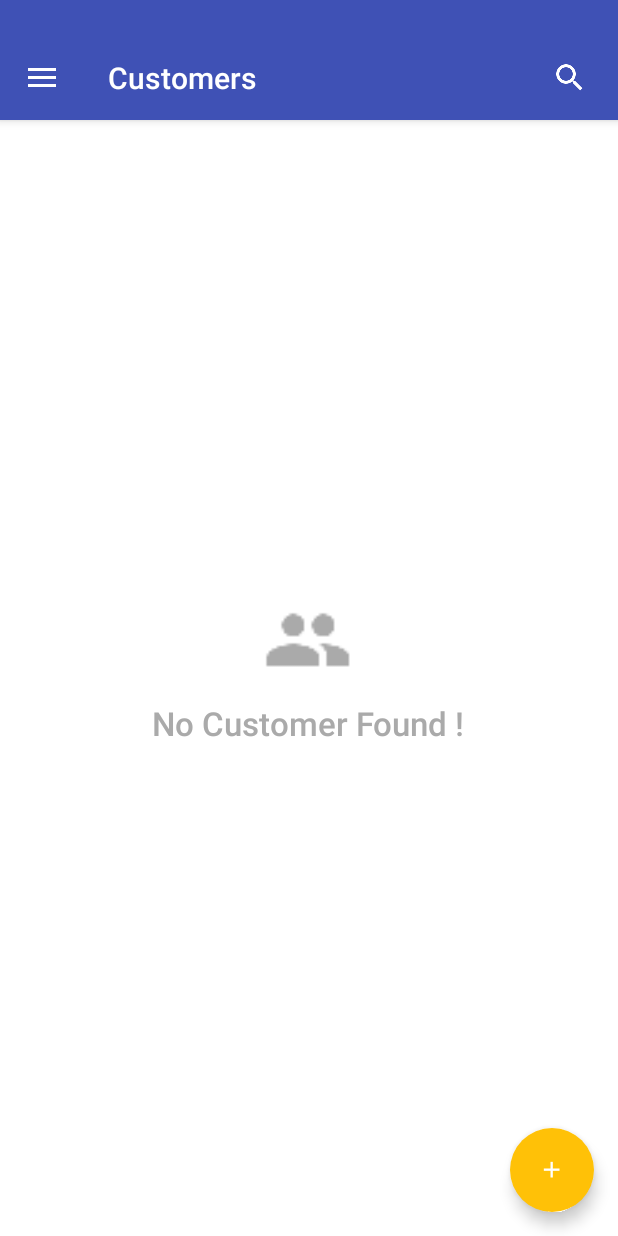
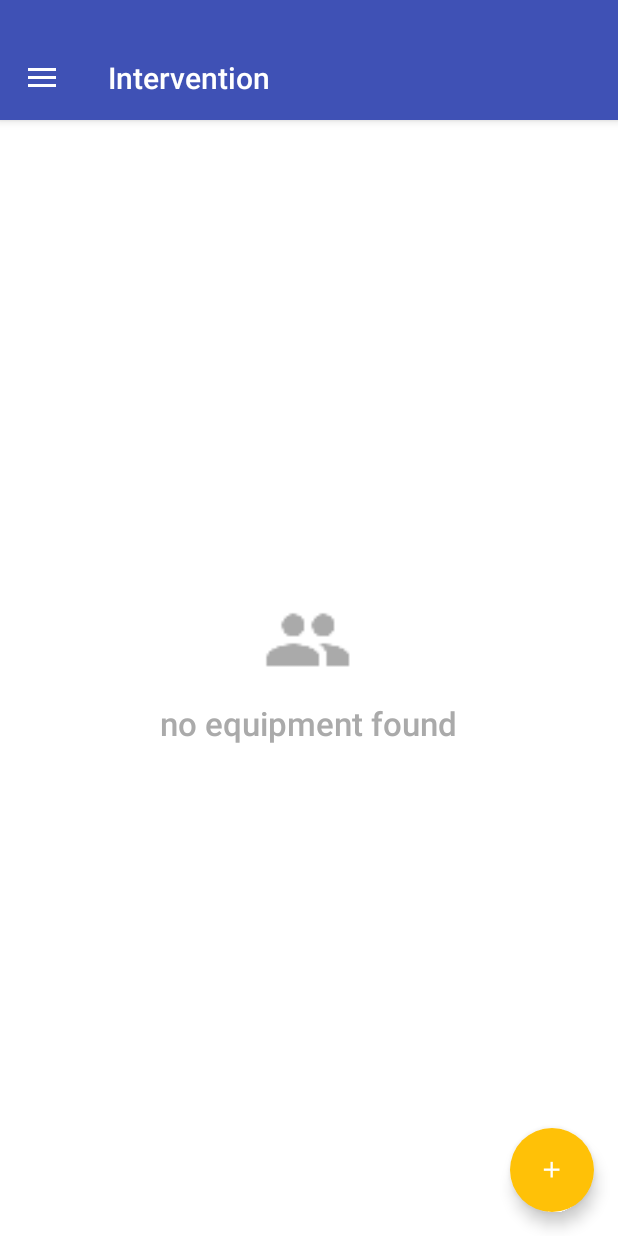
Before and after one commit to odoocn/OdooCoreV1.01, an Android app: the OdooActivity screen opened directly, with no data from a screen before it, on a phone screen of 412 x 824 dp. Run offline under Robolectric (Android 15) with nearby library versions, the phone set to English and light mode, and no system bars; libraries missing offline, so code that uses them is left out: odoo.helper, odoo.listeners; 6 statements that could not run were skipped.

Commit message:
fixed intervention(not showing all)

```diff
--- a/app/src/main/java/com/odoo/base/addons/res/CmmsIntervention.java
+++ b/app/src/main/java/com/odoo/base/addons/res/CmmsIntervention.java
@@ -17,7 +17,7 @@ public class CmmsIntervention extends OModel {
     public static final String AUTHORITY = "com.odoo.addons.intervention.Intervention";
     public static final String TAG = CmmsIntervention.class.getSimpleName();
     OColumn name = new OColumn("name", OVarchar.class);
-    OColumn equipment = new OColumn("equipment_id", CmmsEquipment.class, OColumn.RelationType.ManyToOne).setRequired();
+    OColumn equipment_id = new OColumn("type", CmmsEquipment.class, OColumn.RelationType.ManyToOne);
     OColumn user = new OColumn("user_id", ResUsers.class, OColumn.RelationType.ManyToOne).setRequired();
     OColumn date = new OColumn("date", ODate.class);
     OColumn observation = new OColumn("observation", OVarchar.class);
@@ -36,7 +36,7 @@ public class CmmsIntervention extends OModel {
             .addSelection("urgent","Urgent")
             .addSelection("other","Other");
     public CmmsIntervention(Context context, OUser user) {
-        super(context, "cmms.intervention(", user);
+        super(context, "cmms.intervention", user);
         setDefaultNameColumn("name");
     }
 
--- a/app/src/main/java/com/odoo/config/Addons.java
+++ b/app/src/main/java/com/odoo/config/Addons.java
@@ -35,9 +35,9 @@ public class Addons extends AddonsHelper {
      * Ex.:
      * OAddon partners = new OAddon(Partners.class).setDefault();
      */
-    OAddon customers = new OAddon(Customers.class).setDefault();
+    OAddon customers = new OAddon(Customers.class);
     OAddon equipment = new OAddon(Equipment.class);
     OAddon failure = new OAddon(Failure.class);
-    OAddon intervention = new OAddon(Intervention.class);
+    OAddon intervention = new OAddon(Intervention.class).setDefault();
     OAddon preventive = new OAddon(Preventive.class);
 }
--- a/app/src/main/res/layout/intervention_row_item.xml
+++ b/app/src/main/res/layout/intervention_row_item.xml
@@ -6,7 +6,7 @@
     android:layout_height="match_parent">
 
     <LinearLayout
-        android:id="@+id/equipmentView"
+        android:id="@+id/interventionView"
         android:layout_width="match_parent"
         android:orientation="horizontal"
         android:paddingLeft="@dimen/default_8dp"
@@ -41,7 +41,7 @@
             </LinearLayout>
 
             <TextView
-                android:id="@+id/equipment"
+                android:id="@+id/intervention"
                 android:textAppearance="?android:textAppearanceSmall"
                 android:layout_gravity="center_vertical"
                 android:fontFamily="@string/font_normal"
```
Also changed, not shown: app/src/main/java/com/odoo/addons/intervention/Intervention.java (+20 -13 lines).
